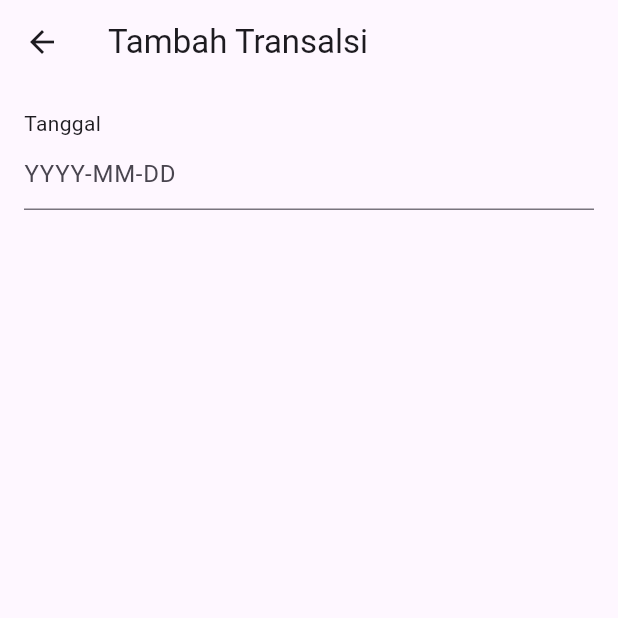
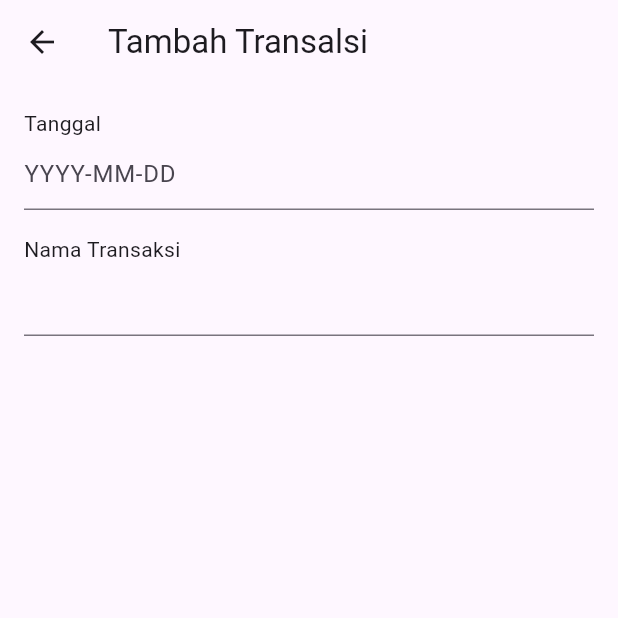
Before and after one commit to vira25/cuanku, a Flutter app: the CreatePage screen opened directly, on a phone screen of 412 x 824 dp, the top half of it. Run offline on Flutter 3.47's test engine with Material 3 defaults, Android fonts, the phone set to English and light mode, and no system bars; our stand-ins replace supabase_flutter; accounts and stored records are empty.

Commit message:
tambahan code

```diff
--- a/lib/pages/create_page.dart
+++ b/lib/pages/create_page.dart
@@ -10,7 +10,7 @@ class CreatePage extends StatefulWidget {
 
 class _CreatePageState extends State<CreatePage> {
   final TextEditingController tangggalController = TextEditingController();
-
+  final TextEditingController namaController = TextEditingController();
   @override
   Widget build(BuildContext context) {
     return Scaffold(
@@ -27,6 +27,9 @@ class _CreatePageState extends State<CreatePage> {
                   controller: tangggalController,
                   decoration: const InputDecoration(hintText: "YYYY-MM-DD"),
                 ),
+                const SizedBox(height: 16),
+                const Text("Nama Transaksi"),
+                TextField(controller: namaController),
               ],
             ),
           ),
```
